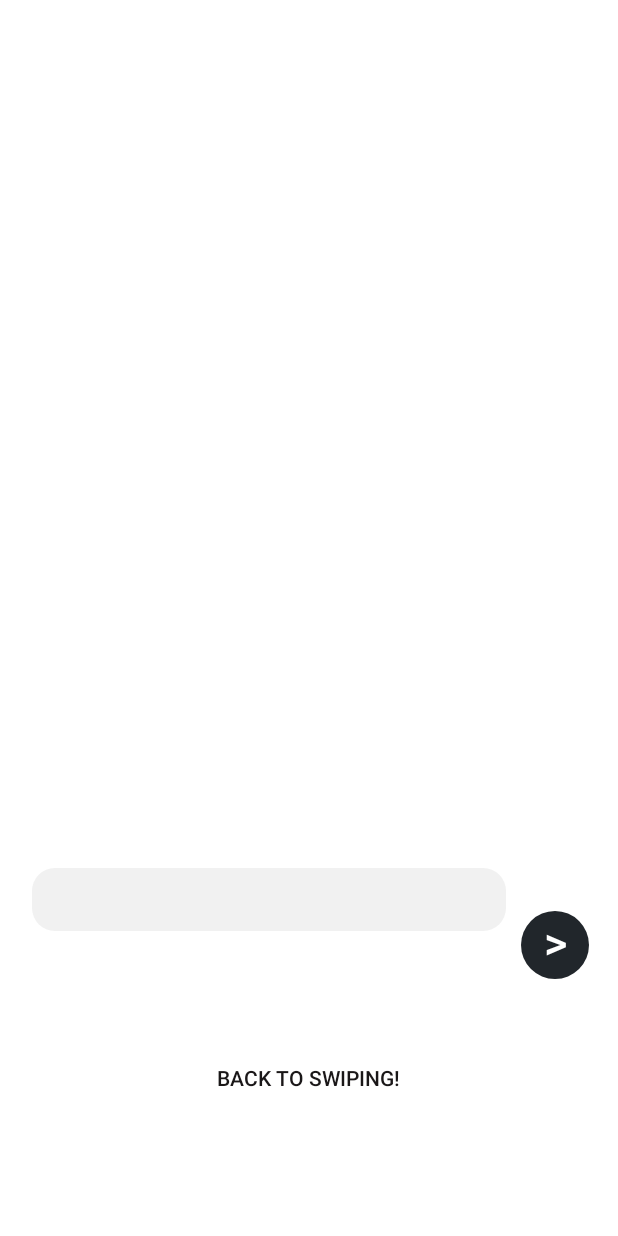
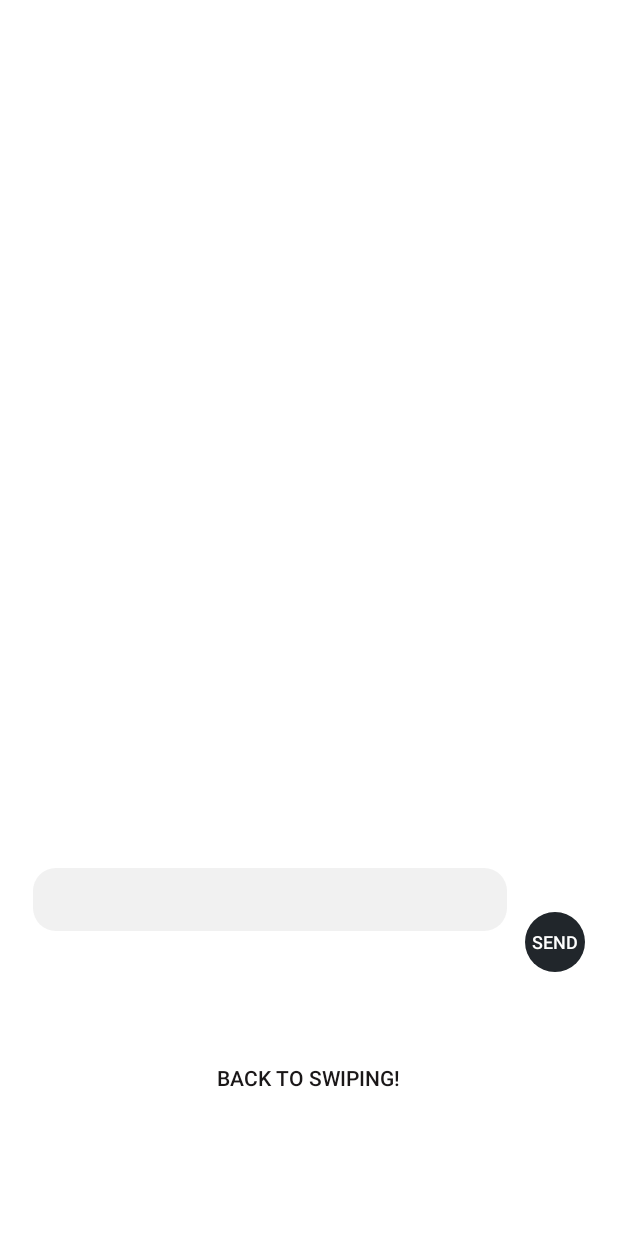
Before and after one commit to jackfperryjr/ffstory, an Android app: the ChatActivity screen opened directly, with no data from a screen before it, on a phone screen of 412 x 824 dp. Run offline under Robolectric (Android 15) with nearby library versions, the phone set to English and light mode, and no system bars; our stand-ins replace Picasso; libraries missing offline, so code that uses them is left out: jp.wasabeef.picasso; pictures from the network do not load; 5 statements that could not run were skipped.

Commit message:
Did more stuff. Just playing with styles on the chat screen, nothing major.

```diff
--- a/app/src/main/java/com/jackperryjr/mooglekt/LoginActivity.kt
+++ b/app/src/main/java/com/jackperryjr/mooglekt/LoginActivity.kt
@@ -107,7 +107,7 @@ class LoginActivity : AppCompatActivity() {
             val view = toast.view
             view.setBackgroundColor(Color.WHITE)
             val text = view.findViewById(android.R.id.message) as TextView
-            text.setTextColor(Color.BLACK)
+            text.setTextColor(Color.RED)
             text.textSize = (24F)
             toast.setGravity(Gravity.TOP, 0, 0)
             toast.show()
--- a/app/src/main/res/layout/activity_chat.xml
+++ b/app/src/main/res/layout/activity_chat.xml
@@ -55,18 +55,18 @@
             android:layout_marginTop="10dp" app:layout_constraintTop_toBottomOf="@+id/messages"
             android:layout_marginBottom="1dp" app:layout_constraintBottom_toTopOf="@+id/back_button"/>
     <Button
-            android:text=">" android:textSize="30sp"
-            android:layout_width="45dp"
-            android:layout_height="45dp"
+            android:text="send" android:textSize="12sp"
+            android:layout_width="40dp"
+            android:layout_height="40dp"
             android:id="@+id/send_button"
             style="?android:attr/borderlessButtonStyle"
             android:background="@drawable/circle2"
-            android:textColor="@color/colorText" android:gravity="center_horizontal"
+            android:textColor="@color/colorText" android:gravity="center"
             app:layout_constraintEnd_toEndOf="parent"
-            android:layout_marginEnd="18dp" android:layout_marginRight="18dp"
+            android:layout_marginEnd="20dp" android:layout_marginRight="18dp"
             app:layout_constraintStart_toEndOf="@+id/compose_message" android:layout_marginLeft="5dp"
             android:layout_marginStart="5dp"
-            android:layout_marginTop="8dp" app:layout_constraintTop_toBottomOf="@+id/messages"
+            android:layout_marginTop="3dp" app:layout_constraintTop_toBottomOf="@+id/messages"
             android:layout_marginBottom="67dp" app:layout_constraintBottom_toBottomOf="parent"/>
     <Button
             android:text="@string/back_button"
```
Also changed, not shown: app/src/main/java/com/jackperryjr/mooglekt/ChatActivity.kt (+7 -2 lines).
